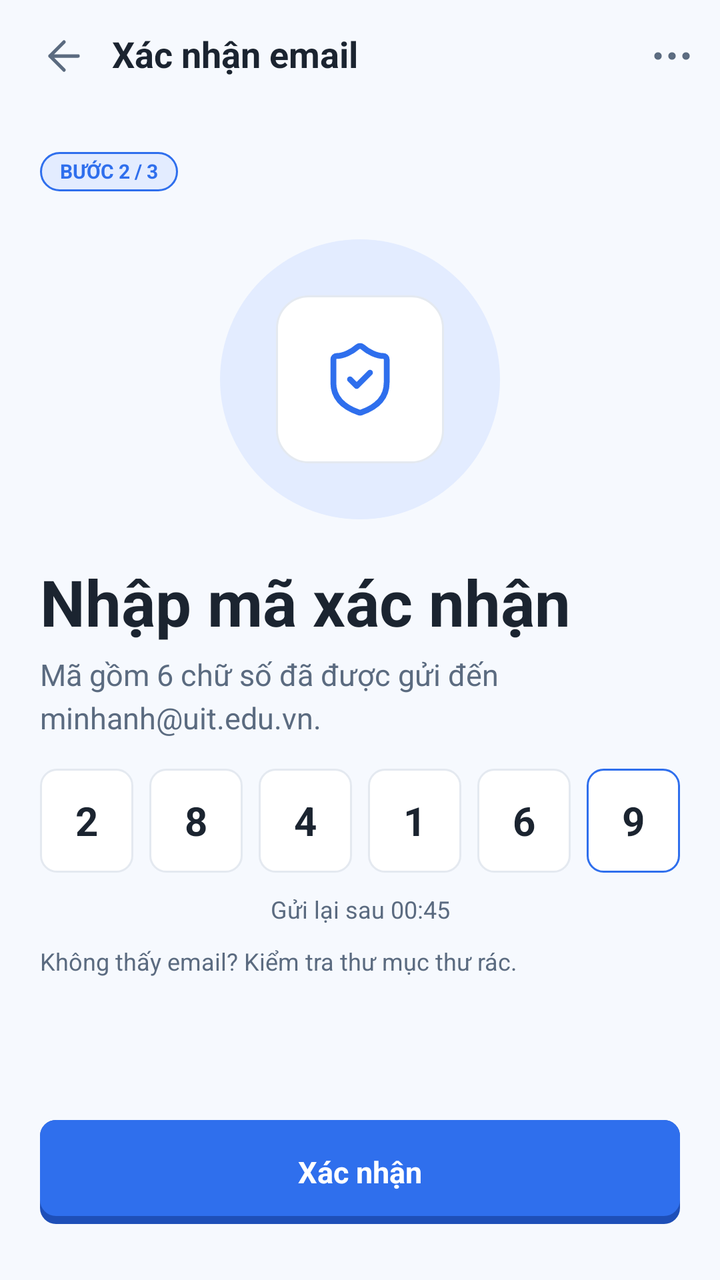
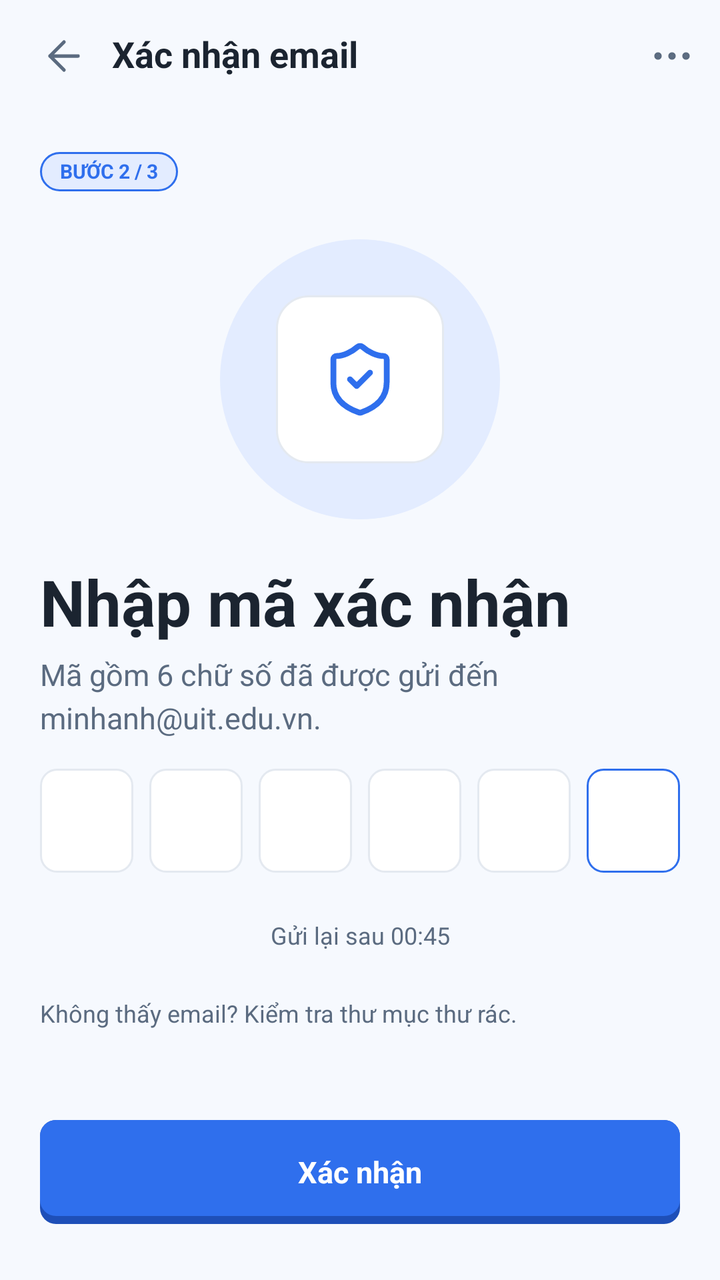

Two renders of the same Android screen: before a commit and after it. Below are the layout's source before the change and the commit's diff.
<!-- AndroidManifest.xml: application theme Theme.NT118_Project -->
<!-- res/layout/fragment_forgot_otp.xml -->
<?xml version="1.0" encoding="utf-8"?>
<androidx.constraintlayout.widget.ConstraintLayout
    xmlns:android="http://schemas.android.com/apk/res/android"
    xmlns:app="http://schemas.android.com/apk/res-auto"
    android:layout_width="match_parent"
    android:layout_height="match_parent"
    android:background="@color/app_bg">
    <androidx.constraintlayout.widget.Guideline
        android:id="@+id/guideStart"
        android:layout_width="wrap_content"
        android:layout_height="wrap_content"
        android:orientation="vertical"
        app:layout_constraintGuide_percent="@dimen/guide_start" />
    <androidx.constraintlayout.widget.Guideline
        android:id="@+id/guideEnd"
        android:layout_width="wrap_content"
        android:layout_height="wrap_content"
        android:orientation="vertical"
        app:layout_constraintGuide_percent="@dimen/guide_end" />
    <LinearLayout
        android:layout_width="0dp"
        android:layout_height="0dp"
        android:id="@+id/screenColumn"
        app:layout_constraintStart_toStartOf="@id/guideStart"
        app:layout_constraintEnd_toEndOf="@id/guideEnd"
        app:layout_constraintTop_toTopOf="parent"
        android:orientation="vertical"
        app:layout_constraintBottom_toBottomOf="parent">
        <LinearLayout
            android:layout_height="56dp"
            android:layout_width="match_parent"
            android:orientation="horizontal"
            android:gravity="center_vertical">
            <ImageButton
                android:layout_marginStart="8dp"
                style="@style/IconButton"
                android:src="@drawable/ic_arrow_left"
                android:tint="@color/app_text_secondary"
                android:id="@+id/btnBack"
                android:tag="back"
                android:contentDescription="@string/register_13" />
            <TextView
                android:layout_width="0dp"
                android:layout_weight="1"
                android:paddingStart="0dp"
                android:minHeight="48dp"
                android:gravity="center_vertical"
                android:layout_height="wrap_content"
                style="@style/Text.Title"
                android:text="@string/forgot_otp_13" />
            <ImageButton
                style="@style/IconButton"
                android:src="@drawable/ic_ellipsis"
                android:tint="@color/app_text_secondary"
                android:contentDescription="@string/register_12" />
        </LinearLayout>
        <androidx.core.widget.NestedScrollView
            android:layout_width="match_parent"
            android:layout_height="0dp"
            android:layout_weight="1"
            android:fillViewport="true">
            <LinearLayout
                android:paddingStart="20dp"
                android:paddingTop="16dp"
                android:paddingEnd="20dp"
                android:paddingBottom="28dp"
                android:layout_width="match_parent"
                android:layout_height="wrap_content"
                android:orientation="vertical">
                <TextView
                    style="@style/Badge"
                    android:text="@string/forgot_otp_07"
                    android:layout_marginTop="4dp"
                    android:layout_width="wrap_content"
                    android:layout_height="wrap_content" />
                <FrameLayout
                    android:layout_width="140dp"
                    android:layout_height="140dp"
                    android:layout_gravity="center"
                    android:layout_marginTop="24dp">
                    <View
                        android:layout_width="140dp"
                        android:layout_height="140dp"
                        android:layout_gravity="center"
                        android:background="@drawable/bg_circle_soft" />
                    <FrameLayout
                        android:layout_width="84dp"
                        android:layout_height="84dp"
                        android:layout_gravity="center"
                        android:background="@drawable/bg_card_big">
                        <ImageView
                            android:layout_gravity="center"
                            android:layout_width="40dp"
                            android:layout_height="40dp"
                            android:src="@drawable/ic_shield_check"
                            android:tint="@color/app_primary"
                            android:importantForAccessibility="no" />
                    </FrameLayout>
                </FrameLayout>
                <TextView
                    android:layout_marginTop="24dp"
                    android:layout_width="match_parent"
                    android:layout_height="wrap_content"
                    style="@style/Text.Heading"
                    android:text="@string/forgot_otp_08" />
                <TextView
                    android:layout_marginTop="8dp"
                    android:textColor="@color/app_text_secondary"
                    android:layout_width="match_parent"
                    android:layout_height="wrap_content"
                    style="@style/Text.Body"
                    android:text="@string/forgot_otp_09" />
                <LinearLayout
                    android:layout_marginTop="16dp"
                    android:layout_width="match_parent"
                    android:layout_height="wrap_content"
                    android:orientation="horizontal"
                    android:gravity="center_vertical">
                    <TextView
                        android:layout_width="0dp"
                        android:layout_height="52dp"
                        android:layout_weight="1"
                        android:layout_marginStart="0dp"
                        android:gravity="center"
                        android:text="@string/forgot_otp_01"
                        android:textSize="20sp"
                        android:textStyle="bold"
                        android:textColor="@color/app_text"
                        android:background="@drawable/bg_field" />
                    <TextView
                        android:layout_width="0dp"
                        android:layout_height="52dp"
                        android:layout_weight="1"
                        android:layout_marginStart="8dp"
                        android:gravity="center"
                        android:text="@string/forgot_otp_02"
                        android:textSize="20sp"
                        android:textStyle="bold"
                        android:textColor="@color/app_text"
                        android:background="@drawable/bg_field" />
                    <TextView
                        android:layout_width="0dp"
                        android:layout_height="52dp"
                        android:layout_weight="1"
                        android:layout_marginStart="8dp"
                        android:gravity="center"
                        android:text="@string/forgot_otp_03"
                        android:textSize="20sp"
                        android:textStyle="bold"
                        android:textColor="@color/app_text"
                        android:background="@drawable/bg_field" />
                    <TextView
                        android:layout_width="0dp"
                        android:layout_height="52dp"
                        android:layout_weight="1"
                        android:layout_marginStart="8dp"
                        android:gravity="center"
                        android:text="@string/forgot_otp_04"
                        android:textSize="20sp"
                        android:textStyle="bold"
                        android:textColor="@color/app_text"
                        android:background="@drawable/bg_field" />
                    <TextView
                        android:layout_width="0dp"
                        android:layout_height="52dp"
                        android:layout_weight="1"
                        android:layout_marginStart="8dp"
                        android:gravity="center"
                        android:text="@string/forgot_otp_05"
                        android:textSize="20sp"
                        android:textStyle="bold"
                        android:textColor="@color/app_text"
                        android:background="@drawable/bg_field" />
                    <TextView
                        android:layout_width="0dp"
                        android:layout_height="52dp"
                        android:layout_weight="1"
                        android:layout_marginStart="8dp"
                        android:gravity="center"
                        android:text="@string/forgot_otp_06"
                        android:textSize="20sp"
                        android:textStyle="bold"
                        android:textColor="@color/app_text"
                        android:background="@drawable/bg_field_focus" />
                </LinearLayout>
                <TextView
                    android:layout_marginTop="12dp"
                    android:gravity="center"
                    android:layout_width="match_parent"
                    android:layout_height="wrap_content"
                    style="@style/Text.Caption"
                    android:text="@string/forgot_otp_10" />
                <TextView
                    android:layout_marginTop="12dp"
                    android:layout_width="match_parent"
                    android:layout_height="wrap_content"
                    style="@style/Text.Caption"
                    android:text="@string/forgot_otp_11" />
                <Space
                    android:layout_width="match_parent"
                    android:layout_height="0dp"
                    android:layout_weight="1" />
                <TextView
                    android:layout_marginTop="24dp"
                    style="@style/Button.Primary"
                    android:text="@string/forgot_otp_12"
                    android:tag="nav:forgot_new" />
            </LinearLayout>
        </androidx.core.widget.NestedScrollView>
    </LinearLayout>
</androidx.constraintlayout.widget.ConstraintLayout>
<!-- resources referenced by this layout -->
<resources>
  <color name="app_bg">#F6F9FE</color>
  <color name="app_primary">#2F6FED</color>
  <color name="app_text">#1B2430</color>
  <color name="app_text_secondary">#5B6B80</color>
  <item name="guide_end" format="float" type="dimen">1.0</item>
  <item name="guide_start" format="float" type="dimen">0.0</item>
  <!-- drawable bg_card_big (drawable) -->
  <?xml version="1.0" encoding="utf-8"?>
  <shape xmlns:android="http://schemas.android.com/apk/res/android" android:shape="rectangle">
      <solid android:color="@color/app_surface" />
      <stroke android:width="1dp" android:color="@color/app_border" />
      <corners android:radius="16dp" />
  </shape>
  <!-- drawable bg_circle_soft (drawable) -->
  <?xml version="1.0" encoding="utf-8"?>
  <shape xmlns:android="http://schemas.android.com/apk/res/android" android:shape="oval">
      <solid android:color="@color/app_primary_soft" />
  </shape>
  <!-- drawable bg_field (drawable) -->
  <?xml version="1.0" encoding="utf-8"?>
  <shape xmlns:android="http://schemas.android.com/apk/res/android" android:shape="rectangle">
      <solid android:color="@color/app_surface" />
      <stroke android:width="1dp" android:color="@color/app_border" />
      <corners android:radius="8dp" />
  </shape>
  <!-- drawable bg_field_focus (drawable) -->
  <?xml version="1.0" encoding="utf-8"?>
  <shape xmlns:android="http://schemas.android.com/apk/res/android" android:shape="rectangle">
      <solid android:color="@color/app_surface" />
      <stroke android:width="1dp" android:color="@color/app_primary" />
      <corners android:radius="8dp" />
  </shape>
  <string name="forgot_otp_01">2</string>
  <string name="forgot_otp_02">8</string>
  <string name="forgot_otp_03">4</string>
  <string name="forgot_otp_04">1</string>
  <string name="forgot_otp_05">6</string>
  <string name="forgot_otp_06">9</string>
  <string name="forgot_otp_07">BƯỚC 2 / 3</string>
  <string name="forgot_otp_08">Nhập mã xác nhận</string>
  <string name="forgot_otp_09">Mã gồm 6 chữ số đã được gửi đến minhanh@uit.edu.vn.</string>
  <string name="forgot_otp_10">Gửi lại sau 00:45</string>
  <string name="forgot_otp_11">Không thấy email? Kiểm tra thư mục thư rác.</string>
  <string name="forgot_otp_12">Xác nhận</string>
  <string name="forgot_otp_13">Xác nhận email</string>
  <string name="register_12">Thêm tùy chọn</string>
  <string name="register_13">Quay lại</string>
  <style name="Button.Primary">
          <item name="android:background">@drawable/bg_button_primary</item>
          <item name="android:textColor">@android:color/white</item>
      </style>
  <style name="Text.Body">
          <item name="android:textSize">15sp</item>
          <item name="android:lineSpacingExtra">4sp</item>
      </style>
  <style name="Text.Caption">
          <item name="android:textSize">12sp</item>
          <item name="android:textColor">@color/app_text_secondary</item>
      </style>
  <style name="Text.Heading">
          <item name="android:textSize">32sp</item>
          <item name="android:textStyle">bold</item>
      </style>
  <style name="Text.Title">
          <item name="android:textSize">18sp</item>
          <item name="android:textStyle">bold</item>
      </style>
  <style name="Theme.NT118_Project" parent="Base.Theme.NT118_Project" />
  <color name="app_surface">#FFFFFF</color>
  <color name="app_border">#E4E9F0</color>
  <color name="app_primary_soft">#E3ECFF</color>
  <!-- drawable bg_badge (drawable) -->
  <?xml version="1.0" encoding="utf-8"?>
  <shape xmlns:android="http://schemas.android.com/apk/res/android" android:shape="rectangle">
      <solid android:color="@color/app_primary_soft" />
      <stroke android:width="1dp" android:color="@color/app_primary" />
      <corners android:radius="999dp" />
  </shape>
  <dimen name="icon_button">48dp</dimen>
  <color name="app_primary_dark">#1E4FB8</color>
  <!-- unchanged entries left out for length: 7 -->
</resources>

<!-- the commit's change to res/layout/fragment_forgot_otp.xml (unified diff, before → after) -->
@@ -104,86 +104,113 @@
                     style="@style/Text.Heading"
                     android:text="@string/forgot_otp_08" />
                 <TextView
+                    android:id="@+id/txtSentTo"
                     android:layout_marginTop="8dp"
                     android:textColor="@color/app_text_secondary"
                     android:layout_width="match_parent"
                     android:layout_height="wrap_content"
                     style="@style/Text.Body"
                     android:text="@string/forgot_otp_09" />
-                <LinearLayout
+                <FrameLayout
+                    android:id="@+id/otpBox"
                     android:layout_marginTop="16dp"
                     android:layout_width="match_parent"
-                    android:layout_height="wrap_content"
-                    android:orientation="horizontal"
-                    android:gravity="center_vertical">
-                    <TextView
-                        android:layout_width="0dp"
+                    android:layout_height="wrap_content">
+                    <LinearLayout
+                        android:layout_width="match_parent"
+                        android:layout_height="wrap_content"
+                        android:orientation="horizontal"
+                        android:gravity="center_vertical">
+                        <TextView
+                            android:id="@+id/otp1"
+                            android:layout_width="0dp"
+                            android:layout_height="52dp"
+                            android:layout_weight="1"
+                            android:layout_marginStart="0dp"
+                            android:gravity="center"
+                            android:text=""
+                            android:textSize="20sp"
+                            android:textStyle="bold"
+                            android:textColor="@color/app_text"
+                            android:background="@drawable/bg_field" />
+                        <TextView
+                            android:id="@+id/otp2"
+                            android:layout_width="0dp"
+                            android:layout_height="52dp"
+                            android:layout_weight="1"
+                            android:layout_marginStart="8dp"
+                            android:gravity="center"
+                            android:text=""
+                            android:textSize="20sp"
+                            android:textStyle="bold"
+                            android:textColor="@color/app_text"
+                            android:background="@drawable/bg_field" />
+                        <TextView
+                            android:id="@+id/otp3"
+                            android:layout_width="0dp"
+                            android:layout_height="52dp"
+                            android:layout_weight="1"
+                            android:layout_marginStart="8dp"
+                            android:gravity="center"
+                            android:text=""
+                            android:textSize="20sp"
+                            android:textStyle="bold"
+                            android:textColor="@color/app_text"
+                            android:background="@drawable/bg_field" />
+                        <TextView
+                            android:id="@+id/otp4"
+                            android:layout_width="0dp"
+                            android:layout_height="52dp"
+                            android:layout_weight="1"
+                            android:layout_marginStart="8dp"
+                            android:gravity="center"
+                            android:text=""
+                            android:textSize="20sp"
+                            android:textStyle="bold"
+                            android:textColor="@color/app_text"
+                            android:background="@drawable/bg_field" />
+                        <TextView
+                            android:id="@+id/otp5"
+                            android:layout_width="0dp"
+                            android:layout_height="52dp"
+                            android:layout_weight="1"
+                            android:layout_marginStart="8dp"
+                            android:gravity="center"
+                            android:text=""
+                            android:textSize="20sp"
+                            android:textStyle="bold"
+                            android:textColor="@color/app_text"
+                            android:background="@drawable/bg_field" />
+                        <TextView
+                            android:id="@+id/otp6"
+                            android:layout_width="0dp"
+                            android:layout_height="52dp"
+                            android:layout_weight="1"
+                            android:layout_marginStart="8dp"
+                            android:gravity="center"
+                            android:text=""
+                            android:textSize="20sp"
+                            android:textStyle="bold"
+                            android:textColor="@color/app_text"
+                            android:background="@drawable/bg_field_focus" />
+                    </LinearLayout>
+                    
+                    <EditText
+                        android:id="@+id/edtOtp"
+                        android:layout_width="match_parent"
                         android:layout_height="52dp"
-                        android:layout_weight="1"
-                        android:layout_marginStart="0dp"
-                        android:gravity="center"
-                        android:text="@string/forgot_otp_01"
-                        android:textSize="20sp"
-                        android:textStyle="bold"
-                        android:textColor="@color/app_text"
-                        android:background="@drawable/bg_field" />
-                    <TextView
-                        android:layout_width="0dp"
-                        android:layout_height="52dp"
-                        android:layout_weight="1"
-                        android:layout_marginStart="8dp"
-                        android:gravity="center"
-                        android:text="@string/forgot_otp_02"
-                        android:textSize="20sp"
-                        android:textStyle="bold"
-                        android:textColor="@color/app_text"
-                        android:background="@drawable/bg_field" />
-                    <TextView
-                        android:layout_width="0dp"
-                        android:layout_height="52dp"
-                        android:layout_weight="1"
-                        android:layout_marginStart="8dp"
-                        android:gravity="center"
-                        android:text="@string/forgot_otp_03"
-                        android:textSize="20sp"
-                        android:textStyle="bold"
-                        android:textColor="@color/app_text"
-                        android:background="@drawable/bg_field" />
-                    <TextView
-                        android:layout_width="0dp"
-                        android:layout_height="52dp"
-                        android:layout_weight="1"
-                        android:layout_marginStart="8dp"
-                        android:gravity="center"
-                        android:text="@string/forgot_otp_04"
-                        android:textSize="20sp"
-                        android:textStyle="bold"
-                        android:textColor="@color/app_text"
-                        android:background="@drawable/bg_field" />
-                    <TextView
-                        android:layout_width="0dp"
-                        android:layout_height="52dp"
-                        android:layout_weight="1"
-                        android:layout_marginStart="8dp"
-                        android:gravity="center"
-                        android:text="@string/forgot_otp_05"
-                        android:textSize="20sp"
-                        android:textStyle="bold"
-                        android:textColor="@color/app_text"
-                        android:background="@drawable/bg_field" />
-                    <TextView
-                        android:layout_width="0dp"
-                        android:layout_height="52dp"
-                        android:layout_weight="1"
-                        android:layout_marginStart="8dp"
-                        android:gravity="center"
-                        android:text="@string/forgot_otp_06"
-                        android:textSize="20sp"
-                        android:textStyle="bold"
-                        android:textColor="@color/app_text"
-                        android:background="@drawable/bg_field_focus" />
-                </LinearLayout>
-                <TextView
+                        android:alpha="0"
+                        android:background="@null"
+                        android:cursorVisible="false"
+                        android:importantForAutofill="yes"
+                        android:autofillHints="smsOTPCode"
+                        android:inputType="number"
+                        android:maxLength="6"
+                        android:contentDescription="@string/otp_input_desc" />
+                </FrameLayout>
+                <TextView
+                    android:id="@+id/txtResend"
+                    android:minHeight="40dp"
                     android:layout_marginTop="12dp"
                     android:gravity="center"
                     android:layout_width="match_parent"
@@ -201,10 +228,10 @@
                     android:layout_height="0dp"
                     android:layout_weight="1" />
                 <TextView
+                    android:id="@+id/btnVerify"
                     android:layout_marginTop="24dp"
                     style="@style/Button.Primary"
-                    android:text="@string/forgot_otp_12"
-                    android:tag="nav:forgot_new" />
+                    android:text="@string/forgot_otp_12" />
             </LinearLayout>
         </androidx.core.widget.NestedScrollView>
     </LinearLayout>
<!-- resource entries referenced after the edit -->
@@ -32,12 +32,6 @@
       <stroke android:width="1dp" android:color="@color/app_primary" />
       <corners android:radius="8dp" />
   </shape>
-  <string name="forgot_otp_01">2</string>
-  <string name="forgot_otp_02">8</string>
-  <string name="forgot_otp_03">4</string>
-  <string name="forgot_otp_04">1</string>
-  <string name="forgot_otp_05">6</string>
-  <string name="forgot_otp_06">9</string>
   <string name="forgot_otp_07">BƯỚC 2 / 3</string>
   <string name="forgot_otp_08">Nhập mã xác nhận</string>
   <string name="forgot_otp_09">Mã gồm 6 chữ số đã được gửi đến minhanh@uit.edu.vn.</string>
@@ -45,6 +39,7 @@
   <string name="forgot_otp_11">Không thấy email? Kiểm tra thư mục thư rác.</string>
   <string name="forgot_otp_12">Xác nhận</string>
   <string name="forgot_otp_13">Xác nhận email</string>
+  <string name="otp_input_desc">Ô nhập mã xác nhận 6 chữ số</string>
   <string name="register_12">Thêm tùy chọn</string>
   <string name="register_13">Quay lại</string>
   <style name="Button.Primary">
